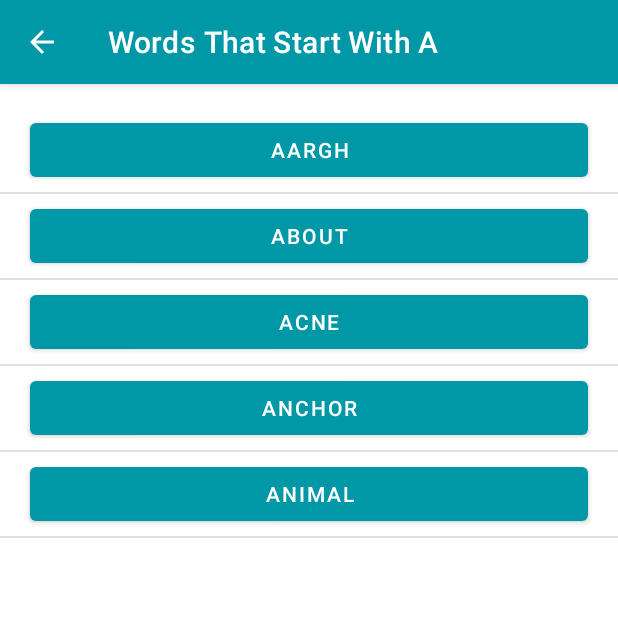
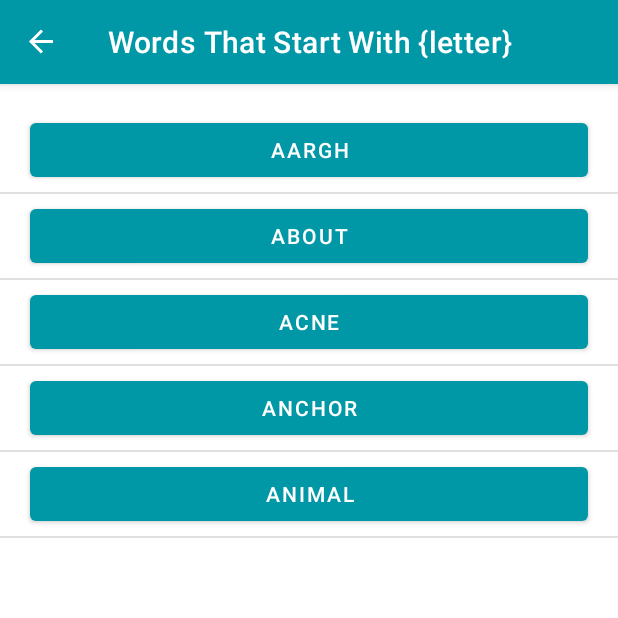
Before and after one commit to OldSensei/practices, an Android app: the screen it shows after launch (DetailActivity before the commit, MainActivity after it), after a tap on an icon or button, on a phone screen of 412 x 824 dp, the top half of it. Run offline under Robolectric (Android 15) with nearby library versions, the phone set to English and light mode, and no system bars; our stand-ins replace navigation-ui; 1 other tap on this screen came first.

Commit message:
modify Words App to use navigation fragment

```diff
--- a/android/WordsApp/app/build.gradle
+++ b/android/WordsApp/app/build.gradle
@@ -17,6 +17,7 @@ plugins {
     id 'com.android.application'
     id 'kotlin-android'
     id 'kotlin-kapt'
+    id 'androidx.navigation.safeargs.kotlin'
 }
 
 android {
@@ -50,6 +51,7 @@ android {
     buildFeatures {
         viewBinding = true
     }
+    namespace 'com.example.wordsapp'
 }
 
 dependencies {
@@ -57,4 +59,6 @@ dependencies {
     implementation "androidx.appcompat:appcompat:$appcompat_version"
     implementation "com.google.android.material:material:$material_version"
     implementation "androidx.constraintlayout:constraintlayout:$constraintlayout_version"
+    implementation "androidx.navigation:navigation-fragment-ktx:$nav_version"
+    implementation "androidx.navigation:navigation-ui-ktx:$nav_version"
 }
--- a/android/WordsApp/app/src/main/AndroidManifest.xml
+++ b/android/WordsApp/app/src/main/AndroidManifest.xml
@@ -14,8 +14,7 @@
      See the License for the specific language governing permissions and
      limitations under the License.
 -->
-<manifest xmlns:android="http://schemas.android.com/apk/res/android"
-    package="com.example.wordsapp">
+<manifest xmlns:android="http://schemas.android.com/apk/res/android">
 
     <application
         android:allowBackup="true"
@@ -24,9 +23,6 @@
         android:roundIcon="@mipmap/ic_launcher_round"
         android:supportsRtl="true"
         android:theme="@style/Theme.Words">
-        <activity
-            android:name=".DetailActivity"
-            android:parentActivityName=".MainActivity" />
         <activity android:name=".MainActivity"
             android:exported="true">
             <intent-filter>
--- a/android/WordsApp/app/src/main/java/com/example/wordsapp/DetailActivity.kt
+++ /dev/null
@@ -1,58 +0,0 @@
-/*
- * Copyright (C) 2020 The Android Open Source Project
- *
- * Licensed under the Apache License, Version 2.0 (the "License");
- * you may not use this file except in compliance with the License.
- * You may obtain a copy of the License at
- *
- *      http://www.apache.org/licenses/LICENSE-2.0
- *
- * Unless required by applicable law or agreed to in writing, software
- * distributed under the License is distributed on an "AS IS" BASIS,
- * WITHOUT WARRANTIES OR CONDITIONS OF ANY KIND, either express or implied.
- * See the License for the specific language governing permissions and
- * limitations under the License.
- */
-package com.example.wordsapp
-
-import android.os.Bundle
-import androidx.appcompat.app.AppCompatActivity
-import androidx.recyclerview.widget.DividerItemDecoration
-import androidx.recyclerview.widget.LinearLayoutManager
-import com.example.wordsapp.databinding.ActivityDetailBinding
-
-
-class DetailActivity : AppCompatActivity() {
-
-    companion object {
-        const val LETTER = "letter"
-        const val SEARCH_PREFIX = "https://www.google.com/search?q="
-
-    }
-
-    override fun onCreate(savedInstanceState: Bundle?) {
-        super.onCreate(savedInstanceState)
-
-        // Retrieve a binding object that allows you to refer to views by id name
-        // Names are converted from snake case to camel case.
-        // For example, a View with the id word_one is referenced as binding.wordOne
-        val binding = ActivityDetailBinding.inflate(layoutInflater)
-        setContentView(binding.root)
-
-        // Retrieve the LETTER from the Intent extras
-        // intent.extras.getString returns String? (String or null)
-        // so toString() guarantees that the value will be a String
-        val letterId = intent?.extras?.getString(LETTER).toString()
-
-        val recyclerView = binding.recyclerView
-        recyclerView.layoutManager = LinearLayoutManager(this)
-        recyclerView.adapter = WordAdapter(letterId, this)
-
-        // Adds a [DividerItemDecoration] between items
-        recyclerView.addItemDecoration(
-            DividerItemDecoration(this, DividerItemDecoration.VERTICAL)
-        )
-
-        title = getString(R.string.detail_prefix) + " " + letterId
-    }
-}
--- a/android/WordsApp/app/src/main/java/com/example/wordsapp/LetterAdapter.kt
+++ b/android/WordsApp/app/src/main/java/com/example/wordsapp/LetterAdapter.kt
@@ -23,6 +23,7 @@ import android.view.ViewGroup
 import android.view.accessibility.AccessibilityNodeInfo
 import android.widget.Button
 import androidx.annotation.RequiresApi
+import androidx.navigation.findNavController
 import androidx.recyclerview.widget.RecyclerView
 
 /**
@@ -64,10 +65,10 @@ class LetterAdapter :
         val item = list.get(position)
         holder.button.text = item.toString()
         holder.button.setOnClickListener {
-            val context = holder.itemView.context
-            val intent = Intent(context, DetailActivity::class.java)
-            intent.putExtra(DetailActivity.LETTER, holder.button.text.toString())
-            context.startActivity(intent)
+            val action = LetterListFragmentDirections.actionLetterListFragmentToWordListFragment(
+                letter = holder.button.text.toString()
+            )
+            holder.view.findNavController().navigate(action)
         }
     }
 
--- /dev/null
+++ b/android/WordsApp/app/src/main/java/com/example/wordsapp/LetterListFragment.kt
@@ -0,0 +1,97 @@
+package com.example.wordsapp
+
+import android.os.Bundle
+import androidx.fragment.app.Fragment
+import android.view.LayoutInflater
+import android.view.Menu
+import android.view.MenuInflater
+import android.view.MenuItem
+import android.view.View
+import android.view.ViewGroup
+import androidx.core.content.ContextCompat
+import androidx.recyclerview.widget.GridLayoutManager
+import androidx.recyclerview.widget.LinearLayoutManager
+import androidx.recyclerview.widget.RecyclerView
+import com.example.wordsapp.databinding.FragmentLetterListBinding
+
+
+/**
+ * A simple [Fragment] subclass.
+ * Use the [LetterListFragment.newInstance] factory method to
+ * create an instance of this fragment.
+ */
+class LetterListFragment : Fragment() {
+
+    private var isLinearLayoutManager: Boolean = true
+
+    private var _binding: FragmentLetterListBinding? = null
+
+    private val binding get() = _binding!!
+
+    private lateinit var recyclerView: RecyclerView
+
+    override fun onCreate(savedInstanceState: Bundle?) {
+        super.onCreate(savedInstanceState)
+        setHasOptionsMenu(true)
+    }
+
+    override fun onCreateView(
+        inflater: LayoutInflater,
+        container: ViewGroup?,
+        savedInstanceState: Bundle?
+    ): View? {
+        _binding = FragmentLetterListBinding.inflate(inflater, container, false)
+        val view = binding.root
+        return view
+    }
+
+    override fun onViewCreated(view: View, savedInstanceState: Bundle?) {
+        recyclerView = binding.recyclerView
+        chooseLayout()
+    }
+
+    override fun onDestroyView() {
+        super.onDestroyView()
+        _binding = null
+    }
+
+    override fun onCreateOptionsMenu(menu: Menu, inflater: MenuInflater) {
+        inflater.inflate(R.menu.layout_menu, menu)
+
+        val layoutButton = menu.findItem(R.id.action_switch_layout)
+        setIcon(layoutButton)
+    }
+
+    private fun chooseLayout() {
+        if (isLinearLayoutManager) {
+            recyclerView.layoutManager = LinearLayoutManager(this.requireContext())
+        } else {
+            recyclerView.layoutManager = GridLayoutManager(this.requireContext(), 4)
+        }
+        recyclerView.adapter = LetterAdapter()
+    }
+
+    private fun setIcon(menuItem: MenuItem?) {
+        if (menuItem == null)
+            return
+
+        menuItem.icon =
+            if (isLinearLayoutManager)
+                ContextCompat.getDrawable(this.requireContext(), R.drawable.ic_grid_layout)
+            else ContextCompat.getDrawable(this.requireContext(), R.drawable.ic_linear_layout)
+    }
+
+    override fun onOptionsItemSelected(item: MenuItem): Boolean {
+        return when (item.itemId) {
+            R.id.action_switch_layout -> {
+                isLinearLayoutManager = !isLinearLayoutManager
+                chooseLayout()
+                setIcon(item)
+
+                return true
+            }
+
+            else -> super.onOptionsItemSelected(item)
+        }
+    }
+}
--- a/android/WordsApp/app/src/main/java/com/example/wordsapp/MainActivity.kt
+++ b/android/WordsApp/app/src/main/java/com/example/wordsapp/MainActivity.kt
@@ -20,6 +20,9 @@ import android.view.Menu
 import android.view.MenuItem
 import androidx.appcompat.app.AppCompatActivity
 import androidx.core.content.ContextCompat
+import androidx.navigation.NavController
+import androidx.navigation.fragment.NavHostFragment
+import androidx.navigation.ui.setupActionBarWithNavController
 import androidx.recyclerview.widget.GridLayoutManager
 import androidx.recyclerview.widget.LinearLayoutManager
 import androidx.recyclerview.widget.RecyclerView
@@ -29,28 +32,8 @@ import com.example.wordsapp.databinding.ActivityMainBinding
  * Main Activity and entry point for the app. Displays a RecyclerView of letters.
  */
 class MainActivity : AppCompatActivity() {
-    private lateinit var recyclerView: RecyclerView
 
-    private var isLinearLayoutManager: Boolean = true
-
-    private fun chooseLayout() {
-        if (isLinearLayoutManager) {
-            recyclerView.layoutManager = LinearLayoutManager(this)
-        } else {
-            recyclerView.layoutManager = GridLayoutManager(this, 4)
-        }
-        recyclerView.adapter = LetterAdapter()
-    }
-
-    private fun setIcon(menuItem: MenuItem?) {
-        if (menuItem == null)
-            return
-
-        menuItem.icon =
-            if (isLinearLayoutManager)
-                ContextCompat.getDrawable(this, R.drawable.ic_grid_layout)
-            else ContextCompat.getDrawable(this, R.drawable.ic_linear_layout)
-    }
+    private lateinit var navController: NavController
 
     override fun onCreate(savedInstanceState: Bundle?) {
         super.onCreate(savedInstanceState)
@@ -58,31 +41,14 @@ class MainActivity : AppCompatActivity() {
         val binding = ActivityMainBinding.inflate(layoutInflater)
         setContentView(binding.root)
 
-        recyclerView = binding.recyclerView
+        val navHostFragment = supportFragmentManager.findFragmentById(R.id.nav_host_fragment) as NavHostFragment
+        navController = navHostFragment.navController
 
-        chooseLayout()
+        setupActionBarWithNavController(navController)
     }
 
-    override fun onCreateOptionsMenu(menu: Menu?): Boolean {
-        menuInflater.inflate(R.menu.layout_menu, menu)
-
-        val layoutButton = menu?.findItem(R.id.action_switch_layout)
-        setIcon(layoutButton)
-
-        return true
+    override fun onSupportNavigateUp(): Boolean {
+        return navController.navigateUp() || super.onSupportNavigateUp()
     }
 
-    override fun onOptionsItemSelected(item: MenuItem): Boolean {
-        return when (item.itemId) {
-            R.id.action_switch_layout -> {
-                isLinearLayoutManager = !isLinearLayoutManager
-                chooseLayout()
-                setIcon(item)
-
-                return true
-            }
-
-            else -> super.onOptionsItemSelected(item)
-        }
-    }
 }
--- a/android/WordsApp/app/src/main/java/com/example/wordsapp/WordAdapter.kt
+++ b/android/WordsApp/app/src/main/java/com/example/wordsapp/WordAdapter.kt
@@ -28,7 +28,7 @@ import androidx.annotation.RequiresApi
 import androidx.recyclerview.widget.RecyclerView
 
 /**
- * Adapter for the [RecyclerView] in [DetailActivity].
+ * Adapter for the [RecyclerView]
  */
 class WordAdapter(private val letterId: String, context: Context) :
     RecyclerView.Adapter<WordAdapter.WordViewHolder>() {
@@ -85,7 +85,7 @@ class WordAdapter(private val letterId: String, context: Context) :
         holder.button.text = item
 
         holder.button.setOnClickListener {
-            val queryUrl: Uri = Uri.parse("${DetailActivity.SEARCH_PREFIX}${item}")
+            val queryUrl: Uri = Uri.parse("${WordListFragment.SEARCH_PREFIX}${item}")
             val intent = Intent(Intent.ACTION_VIEW, queryUrl)
             context.startActivity(intent)
         }
--- /dev/null
+++ b/android/WordsApp/app/src/main/java/com/example/wordsapp/WordListFragment.kt
@@ -0,0 +1,73 @@
+package com.example.wordsapp
+
+import android.os.Bundle
+import androidx.fragment.app.Fragment
+import android.view.LayoutInflater
+import android.view.View
+import android.view.ViewGroup
+import androidx.recyclerview.widget.DividerItemDecoration
+import androidx.recyclerview.widget.LinearLayoutManager
+import androidx.recyclerview.widget.RecyclerView
+import com.example.wordsapp.databinding.FragmentLetterListBinding
+import com.example.wordsapp.databinding.FragmentWordListBinding
+
+
+/**
+ * A simple [Fragment] subclass.
+ * Use the [WordListFragment.newInstance] factory method to
+ * create an instance of this fragment.
+ */
+class WordListFragment : Fragment() {
+
+    companion object {
+        const val LETTER = "letter"
+        const val SEARCH_PREFIX = "https://www.google.com/search?q="
+    }
+
+    private var _binding: FragmentWordListBinding? = null
+
+    private val binding get() = _binding!!
+
+    private lateinit var recyclerView: RecyclerView
+
+    private lateinit var letterId: String
+
+    override fun onCreate(savedInstanceState: Bundle?) {
+        super.onCreate(savedInstanceState)
+
+        arguments?.let {
+            letterId = it.getString(LETTER).toString()
+        }
+    }
+
+    override fun onCreateView(
+        inflater: LayoutInflater,
+        container: ViewGroup?,
+        savedInstanceState: Bundle?
+    ): View? {
+        _binding = FragmentWordListBinding.inflate(inflater, container, false)
+        val view = binding.root
+        return view
+    }
+
+    override fun onViewCreated(view: View, savedInstanceState: Bundle?) {
+        recyclerView = binding.recyclerView
+
+        val letterId = "A"
+
+        recyclerView.layoutManager = LinearLayoutManager(this.requireContext())
+        recyclerView.adapter = WordAdapter(letterId, this.requireContext())
+
+        // Adds a [DividerItemDecoration] between items
+        recyclerView.addItemDecoration(
+            DividerItemDecoration(this.requireContext(), DividerItemDecoration.VERTICAL)
+        )
+
+        //title = getString(R.string.detail_prefix) + " " + letterId
+    }
+
+    override fun onDestroyView() {
+        super.onDestroyView()
+        _binding = null
+    }
+}
--- a/android/WordsApp/app/src/main/res/layout/activity_detail.xml
+++ /dev/null
@@ -1,31 +0,0 @@
-<?xml version="1.0" encoding="utf-8"?><!--
-     Copyright (C) 2020 The Android Open Source Project
-
-     Licensed under the Apache License, Version 2.0 (the "License");
-     you may not use this file except in compliance with the License.
-     You may obtain a copy of the License at
-
-          http://www.apache.org/licenses/LICENSE-2.0
-
-     Unless required by applicable law or agreed to in writing, software
-     distributed under the License is distributed on an "AS IS" BASIS,
-     WITHOUT WARRANTIES OR CONDITIONS OF ANY KIND, either express or implied.
-     See the License for the specific language governing permissions and
-     limitations under the License.
--->
-
-<FrameLayout xmlns:android="http://schemas.android.com/apk/res/android"
-    xmlns:tools="http://schemas.android.com/tools"
-    android:layout_width="match_parent"
-    android:layout_height="match_parent"
-    tools:context=".DetailActivity">
-
-    <androidx.recyclerview.widget.RecyclerView
-        android:id="@+id/recycler_view"
-        android:layout_width="match_parent"
-        android:layout_height="match_parent"
-        android:clipToPadding="false"
-        android:padding="16dp"
-        tools:listitem="@layout/item_view" />
-
-</FrameLayout>
--- a/android/WordsApp/app/src/main/res/layout/activity_main.xml
+++ b/android/WordsApp/app/src/main/res/layout/activity_main.xml
@@ -15,14 +15,17 @@
 -->
 <FrameLayout xmlns:android="http://schemas.android.com/apk/res/android"
     xmlns:tools="http://schemas.android.com/tools"
+    xmlns:app="http://schemas.android.com/apk/res-auto"
     android:layout_width="match_parent"
     android:layout_height="match_parent"
     tools:context=".MainActivity">
 
-    <androidx.recyclerview.widget.RecyclerView
-        android:id="@+id/recycler_view"
+    <androidx.fragment.app.FragmentContainerView
+        android:id="@+id/nav_host_fragment"
+        android:name="androidx.navigation.fragment.NavHostFragment"
         android:layout_width="match_parent"
         android:layout_height="match_parent"
-        android:clipToPadding="false"
-        android:padding="16dp" />
+        app:defaultNavHost="true"
+        app:navGraph="@navigation/nav_graph"
+        />
 </FrameLayout>
--- /dev/null
+++ b/android/WordsApp/app/src/main/res/layout/fragment_letter_list.xml
@@ -0,0 +1,15 @@
+<?xml version="1.0" encoding="utf-8"?>
+<FrameLayout xmlns:android="http://schemas.android.com/apk/res/android"
+    xmlns:tools="http://schemas.android.com/tools"
+    android:layout_width="match_parent"
+    android:layout_height="match_parent"
+    tools:context=".LetterListFragment">
+
+    <androidx.recyclerview.widget.RecyclerView
+        android:id="@+id/recycler_view"
+        android:layout_width="match_parent"
+        android:layout_height="match_parent"
+        android:clipToPadding="false"
+        android:padding="16dp" />
+
+</FrameLayout>
--- /dev/null
+++ b/android/WordsApp/app/src/main/res/layout/fragment_word_list.xml
@@ -0,0 +1,16 @@
+<?xml version="1.0" encoding="utf-8"?>
+<FrameLayout xmlns:android="http://schemas.android.com/apk/res/android"
+    xmlns:tools="http://schemas.android.com/tools"
+    android:layout_width="match_parent"
+    android:layout_height="match_parent"
+    tools:context=".WordListFragment">
+
+    <androidx.recyclerview.widget.RecyclerView
+        android:id="@+id/recycler_view"
+        android:layout_width="match_parent"
+        android:layout_height="match_parent"
+        android:clipToPadding="false"
+        android:padding="16dp"
+        tools:listitem="@layout/item_view" />
+
+</FrameLayout>
--- /dev/null
+++ b/android/WordsApp/app/src/main/res/navigation/nav_graph.xml
@@ -0,0 +1,26 @@
+<?xml version="1.0" encoding="utf-8"?>
+<navigation xmlns:android="http://schemas.android.com/apk/res/android"
+    xmlns:app="http://schemas.android.com/apk/res-auto"
+    xmlns:tools="http://schemas.android.com/tools"
+    android:id="@+id/nav_graph.xml"
+    app:startDestination="@id/letterListFragment">
+
+    <fragment
+        android:id="@+id/letterListFragment"
+        android:name="com.example.wordsapp.LetterListFragment"
+        android:label="@string/app_name"
+        tools:layout="@layout/fragment_letter_list">
+        <action
+            android:id="@+id/action_letterListFragment_to_wordListFragment"
+            app:destination="@id/wordListFragment" />
+    </fragment>
+    <fragment
+        android:id="@+id/wordListFragment"
+        android:name="com.example.wordsapp.WordListFragment"
+        android:label="@string/word_list_fragment_label"
+        tools:layout="@layout/fragment_word_list">
+        <argument
+            android:name="letter"
+            app:argType="string" />
+    </fragment>
+</navigation>
--- a/android/WordsApp/app/src/main/res/values/strings.xml
+++ b/android/WordsApp/app/src/main/res/values/strings.xml
@@ -1,5 +1,4 @@
-<?xml version="1.0" encoding="utf-8"?>
-<!--
+<?xml version="1.0" encoding="utf-8"?><!--
      Copyright (C) 2020 The Android Open Source Project
 
      Licensed under the Apache License, Version 2.0 (the "License");
@@ -16,8 +15,11 @@
 -->
 <resources>
     <string name="app_name">Words</string>
+    <string name="word_list_fragment_label">Words That Start With {letter}</string>
     <string name="detail_prefix">Words That Start With</string>
     <string name="action_switch_layout">Switch Layout</string>
     <string name="look_up_word">Look up word in a Browser Search</string>
     <string name="look_up_words">Show Stored Words</string>
+    <!-- TODO: Remove or change this placeholder text -->
+    <string name="hello_blank_fragment">Hello blank fragment</string>
 </resources>
--- a/android/WordsApp/build.gradle
+++ b/android/WordsApp/build.gradle
@@ -28,7 +28,7 @@ buildscript {
         mavenCentral()
     }
     dependencies {
-        classpath 'com.android.tools.build:gradle:7.4.2'
+        classpath 'com.android.tools.build:gradle:8.0.2'
         classpath "org.jetbrains.kotlin:kotlin-gradle-plugin:$kotlin_version"
         classpath "androidx.navigation:navigation-safe-args-gradle-plugin:$nav_version"
 
--- a/android/WordsApp/gradle.properties
+++ b/android/WordsApp/gradle.properties
@@ -19,3 +19,6 @@ android.useAndroidX=true
 android.enableJetifier=true
 # Kotlin code style for this project: "official" or "obsolete":
 kotlin.code.style=official
+android.defaults.buildfeatures.buildconfig=true
+android.nonTransitiveRClass=false
+android.nonFinalResIds=false
```
Also changed, not shown: android/WordsApp/gradle/wrapper/gradle-wrapper.properties.
